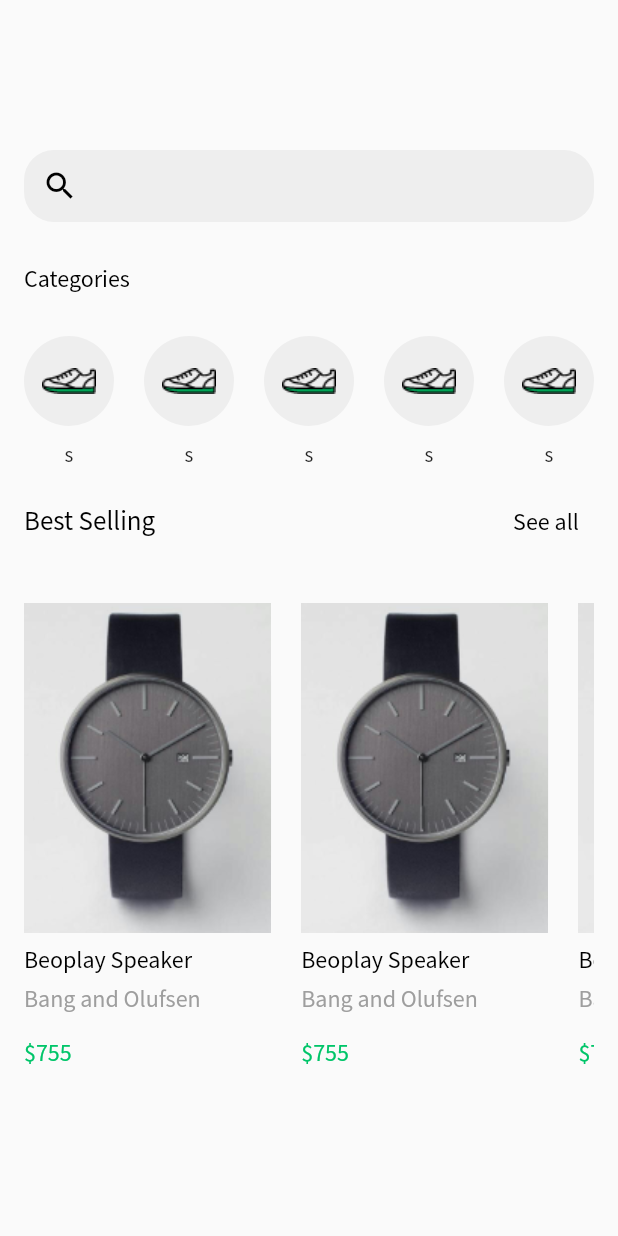
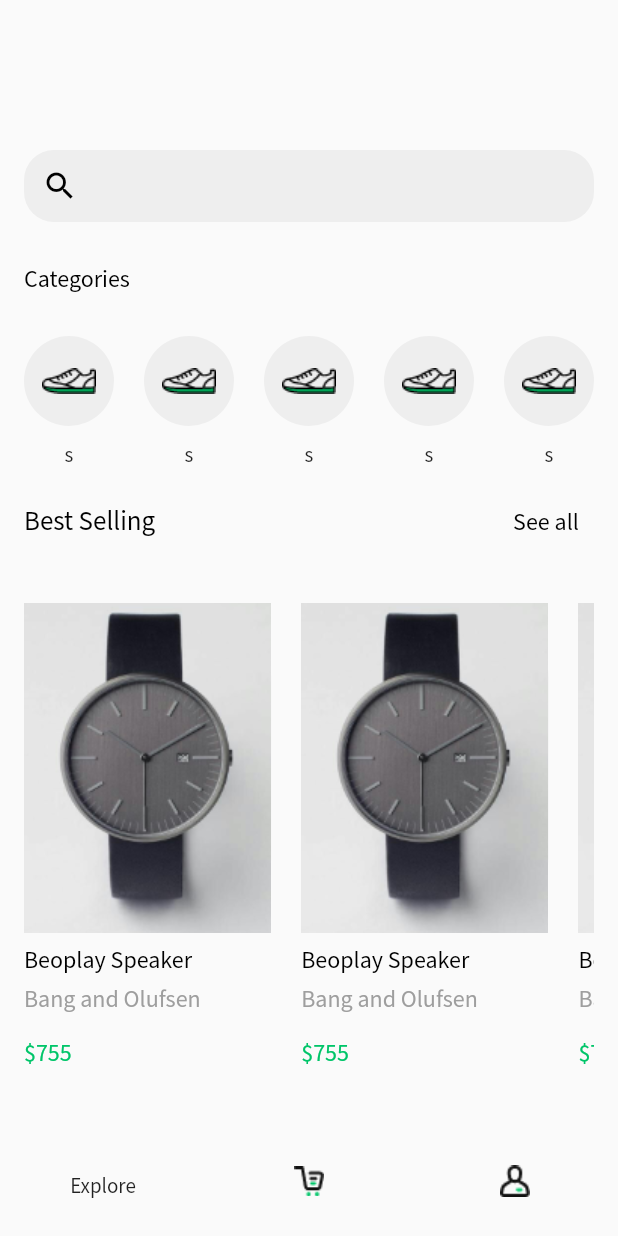
Before and after one commit to ahmed-hady-dev/ecommerce_pesacoder, a Flutter app: the screen it shows once a user with an empty profile is signed in, on a phone screen of 412 x 824 dp. Run offline on Flutter 3.47's test engine with Material 2 defaults, Android fonts, the phone set to English and light mode, and no system bars; our stand-ins replace cloud_firestore, firebase_auth, firebase_core, get, google_sign_in; missing offline and left inert: flutter_facebook_auth; accounts and stored records are empty; network calls fail.

Commit message:
bottom navigation bar added

```diff
--- a/lib/core/view_model/home_view_model.dart
+++ b/lib/core/view_model/home_view_model.dart
@@ -0,0 +1,12 @@
+import 'package:get/get.dart';
+
+class HomeViewModel extends GetxController {
+  int _navigatorValue = 0;
+
+  int get navigatorValue => _navigatorValue;
+
+  void changeSelectedValue({required int selectedValue}) {
+    _navigatorValue = selectedValue;
+    update();
+  }
+}
--- a/lib/helper/binding.dart
+++ b/lib/helper/binding.dart
@@ -1,9 +1,15 @@
 import 'package:ecommerce_pesacoder/core/view_model/auth_view_model.dart';
+import 'package:ecommerce_pesacoder/core/view_model/home_view_model.dart';
 import 'package:get/get.dart';
 
 class Binding extends Bindings {
   @override
   void dependencies() {
-    Get.put(AuthViewModel());
+    Get.lazyPut(
+      () => AuthViewModel(),
+    );
+    Get.lazyPut(
+      () => HomeViewModel(),
+    );
   }
 }
--- a/lib/view/home_view.dart
+++ b/lib/view/home_view.dart
@@ -1,6 +1,7 @@
 import 'package:ecommerce_pesacoder/core/view_model/auth_view_model.dart';
 import 'package:ecommerce_pesacoder/view/widgets/category_list_view.dart';
 import 'package:ecommerce_pesacoder/view/widgets/custom_text.dart';
+import 'package:ecommerce_pesacoder/view/widgets/home_bottom_navigation_bar.dart';
 import 'package:ecommerce_pesacoder/view/widgets/products_list_view.dart';
 import 'package:ecommerce_pesacoder/view/widgets/search_text_field.dart';
 import 'package:flutter/material.dart';
@@ -18,6 +19,7 @@ class HomeView extends GetWidget<AuthViewModel> {
   @override
   Widget build(BuildContext context) {
     return Scaffold(
+      bottomNavigationBar: HomeBottomNavigationBar(),
       body: Padding(
         padding: const EdgeInsets.only(top: 100.0, right: 16.0, left: 16.0),
         child: Column(
--- /dev/null
+++ b/lib/view/widgets/home_bottom_navigation_bar.dart
@@ -0,0 +1,69 @@
+import 'package:ecommerce_pesacoder/core/view_model/home_view_model.dart';
+import 'package:flutter/material.dart';
+import 'package:get/get.dart';
+
+class HomeBottomNavigationBar extends StatelessWidget {
+  const HomeBottomNavigationBar({Key? key}) : super(key: key);
+
+  @override
+  Widget build(BuildContext context) {
+    return GetBuilder<HomeViewModel>(
+        init: HomeViewModel(),
+        builder: (controller) {
+          return BottomNavigationBar(
+            elevation: 0.0,
+            selectedItemColor: Colors.black,
+            backgroundColor: Colors.grey.shade50,
+            currentIndex: controller.navigatorValue,
+            onTap: (index) => controller.changeSelectedValue(selectedValue: index),
+            items: [
+              BottomNavigationBarItem(
+                activeIcon: Padding(
+                  padding: const EdgeInsets.only(top: 25.0),
+                  child: Text('Explore'),
+                ),
+                label: '',
+                icon: Padding(
+                  padding: const EdgeInsets.only(top: 20.0),
+                  child: Image.asset(
+                    'assets/images/Icon_Explore.png',
+                    fit: BoxFit.cover,
+                    width: 20.0,
+                  ),
+                ),
+              ),
+              BottomNavigationBarItem(
+                activeIcon: Padding(
+                  padding: const EdgeInsets.only(top: 25.0),
+                  child: Text('Cart'),
+                ),
+                label: '',
+                icon: Padding(
+                  padding: const EdgeInsets.only(top: 20.0),
+                  child: Image.asset(
+                    'assets/images/Icon_Cart.png',
+                    fit: BoxFit.cover,
+                    width: 20.0,
+                  ),
+                ),
+              ),
+              BottomNavigationBarItem(
+                activeIcon: Padding(
+                  padding: const EdgeInsets.only(top: 25.0),
+                  child: Text('Account'),
+                ),
+                label: '',
+                icon: Padding(
+                  padding: const EdgeInsets.only(top: 20.0),
+                  child: Image.asset(
+                    'assets/images/Icon_User.png',
+                    fit: BoxFit.cover,
+                    width: 20.0,
+                  ),
+                ),
+              ),
+            ],
+          );
+        });
+  }
+}
```
Also changed, not shown: lib/main.dart (+0 -12 lines).
